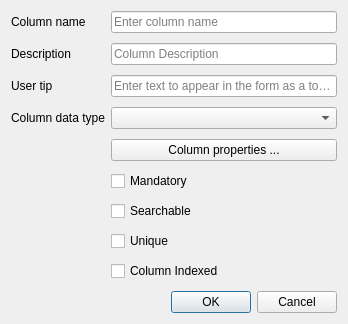
Old version of the form ui/wizard/ui_column_editor.ui in the repository gltn/stdm.
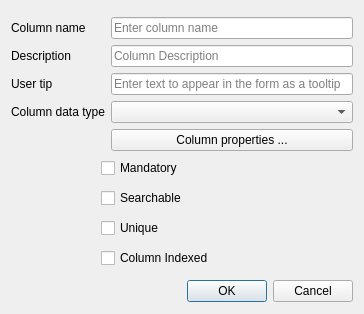
New version of the form.

Commit message: Added information bar on the column editor

```diff
--- a/ui/wizard/ui_column_editor.ui
+++ b/ui/wizard/ui_column_editor.ui
@@ -6,31 +6,38 @@
    <rect>
     <x>0</x>
     <y>0</y>
-    <width>348</width>
-    <height>302</height>
+    <width>364</width>
+    <height>314</height>
    </rect>
   </property>
+  <property name="sizePolicy">
+   <sizepolicy hsizetype="Preferred" vsizetype="Maximum">
+    <horstretch>0</horstretch>
+    <verstretch>0</verstretch>
+   </sizepolicy>
+  </property>
+  <property name="maximumSize">
+   <size>
+    <width>16777215</width>
+    <height>320</height>
+   </size>
+  </property>
   <property name="windowTitle">
    <string>Column editor</string>
   </property>
-  <layout class="QFormLayout" name="formLayout">
-   <property name="verticalSpacing">
-    <number>10</number>
-   </property>
-   <item row="0" column="0">
-    <widget class="QLabel" name="label_2">
-     <property name="text">
-      <string>Column name</string>
+  <layout class="QVBoxLayout" name="verticalLayout_3">
+   <item>
+    <layout class="QVBoxLayout" name="notif_bar">
+     <property name="spacing">
+      <number>8</number>
+     </property>
+     <property name="bottomMargin">
+      <number>5</number>
      </property>
-    </widget>
+    </layout>
    </item>
-   <item row="0" column="1">
-    <widget class="QLineEdit" name="edtColName">
-     <property name="placeholderText">
-      <string>Enter column name</string>
-     </property>
-    </widget>
-   </item>
+   <item>
+    <layout class="QGridLayout" name="gridLayout">
    <item row="1" column="0">
     <widget class="QLabel" name="label_3">
      <property name="text">
@@ -95,14 +102,47 @@
      </property>
     </widget>
    </item>
-   <item row="5" column="1">
+     <item row="0" column="1">
+      <widget class="QLineEdit" name="edtColName">
+       <property name="placeholderText">
+        <string>Enter column name</string>
+       </property>
+      </widget>
+     </item>
+     <item row="0" column="0">
+      <widget class="QLabel" name="label_2">
+       <property name="text">
+        <string>Column name</string>
+       </property>
+      </widget>
+     </item>
+    </layout>
+   </item>
+   <item>
+    <layout class="QGridLayout" name="gridLayout_2">
+     <property name="leftMargin">
+      <number>90</number>
+     </property>
+     <property name="rightMargin">
+      <number>0</number>
+     </property>
+     <property name="bottomMargin">
+      <number>5</number>
+     </property>
+     <property name="verticalSpacing">
+      <number>10</number>
+     </property>
+     <item row="0" column="0">
     <widget class="QCheckBox" name="cbMandt">
      <property name="sizePolicy">
-      <sizepolicy hsizetype="Minimum" vsizetype="Expanding">
+        <sizepolicy hsizetype="Minimum" vsizetype="Fixed">
        <horstretch>0</horstretch>
        <verstretch>0</verstretch>
       </sizepolicy>
      </property>
+       <property name="layoutDirection">
+        <enum>Qt::LeftToRight</enum>
+       </property>
      <property name="text">
       <string>Mandatory</string>
      </property>
@@ -111,7 +151,7 @@
      </property>
     </widget>
    </item>
-   <item row="6" column="1">
+     <item row="1" column="0">
     <widget class="QCheckBox" name="cbSearch">
      <property name="sizePolicy">
       <sizepolicy hsizetype="Expanding" vsizetype="Fixed">
@@ -124,7 +164,7 @@
      </property>
     </widget>
    </item>
-   <item row="7" column="1">
+     <item row="2" column="0">
     <widget class="QCheckBox" name="cbUnique">
      <property name="sizePolicy">
       <sizepolicy hsizetype="Expanding" vsizetype="Fixed">
@@ -137,7 +177,7 @@
      </property>
     </widget>
    </item>
-   <item row="8" column="1">
+     <item row="3" column="0">
     <widget class="QCheckBox" name="cbIndex">
      <property name="sizePolicy">
       <sizepolicy hsizetype="Expanding" vsizetype="Fixed">
@@ -150,7 +190,17 @@
      </property>
     </widget>
    </item>
-   <item row="9" column="1">
+    </layout>
+   </item>
+   <item>
+    <layout class="QVBoxLayout" name="verticalLayout_2" stretch="0">
+     <property name="sizeConstraint">
+      <enum>QLayout::SetFixedSize</enum>
+     </property>
+     <property name="topMargin">
+      <number>0</number>
+     </property>
+     <item>
     <widget class="QDialogButtonBox" name="buttonBox">
      <property name="orientation">
       <enum>Qt::Horizontal</enum>
@@ -161,6 +211,8 @@
     </widget>
    </item>
   </layout>
+   </item>
+  </layout>
  </widget>
  <tabstops>
   <tabstop>edtColName</tabstop>
```
Left out of the diff: 36 changed lines with no effect on the pictures. Lines whose indentation alone changed are shown as unchanged. The commit also changes 2 other files.
